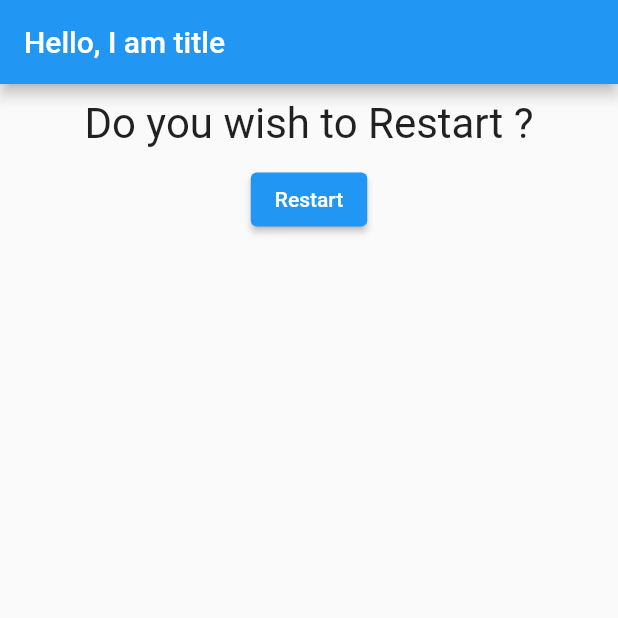
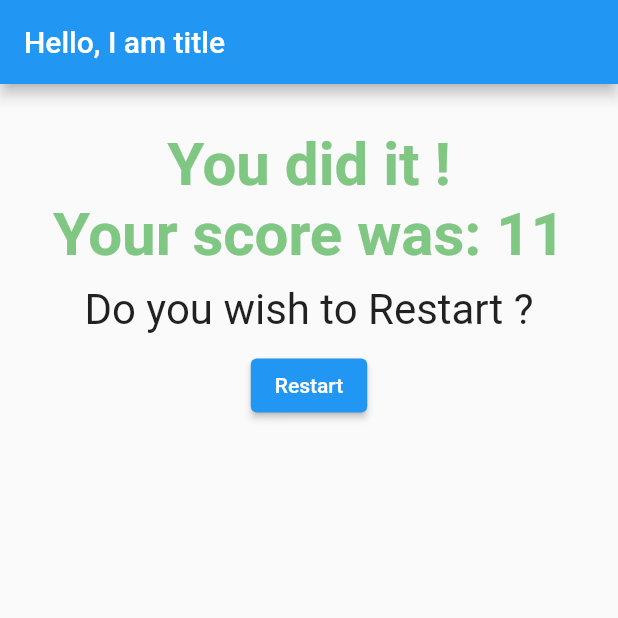
Before and after one commit to CristiPV/bookish-train, a Flutter app: the screen it shows after launch, after a tap on "< 18", after a tap on "Garry", on a phone screen of 412 x 824 dp, the top half of it. Run offline on Flutter 3.47's test engine with Material 2 defaults, Android fonts, the phone set to English and light mode, and no system bars; missing offline and left inert: dart:ffi.

Commit message:
Integrate score system

```diff
--- a/flutter_guide/lib/answer.dart
+++ b/flutter_guide/lib/answer.dart
@@ -1,10 +1,15 @@
+import 'dart:ffi';
+
 import 'package:flutter/material.dart';
 
 class Answer extends StatelessWidget {
   final String answerText;
   final VoidCallback answerCallback;
 
-  Answer(this.answerText, this.answerCallback);
+  Answer({
+    required this.answerText,
+    required this.answerCallback,
+  });
 
   @override
   Widget build(BuildContext context) {
--- a/flutter_guide/lib/main.dart
+++ b/flutter_guide/lib/main.dart
@@ -1,7 +1,7 @@
 import 'package:flutter/material.dart';
 
 import './quiz.dart';
-import './restart.dart';
+import './result.dart';
 
 // void main() {
 //   runApp(MyApp());
@@ -17,20 +17,31 @@ class MyApp extends StatefulWidget {
 }
 
 class _MyAppState extends State<MyApp> {
-  final questions = const [
+  final _questions = const [
     {
       "questionText": "Hello, what is age ?",
-      "answers": ["< 18", 18, "> 18", "I have no idea"],
+      "answers": [
+        {"text": "< 18", "score": 1},
+        {"text": 18, "score": 10},
+        {"text": "> 18", "score": 15},
+        {"text": "I have no idea", "score": 100},
+      ],
     },
     {
       "questionText": "Name, what is ?",
-      "answers": ["I was not given any name", "Garry", "Barry", "What ?"],
+      "answers": [
+        {"text": "I was not given any name", "score": 100},
+        {"text": "Garry", "score": 10},
+        {"text": "Barry", "score": 20},
+      ],
     },
   ];
 
   var _questionIndex = 0;
+  var _score = 0;
 
-  void _answerQuestion() {
+  void _answerQuestion(int answerScore) {
+    _score += answerScore;
     setState(() => _questionIndex++);
     print("Answer chosen!");
   }
@@ -42,10 +53,18 @@ class _MyAppState extends State<MyApp> {
         appBar: AppBar(
           title: Text("Hello, I am title"),
         ),
-        body: _questionIndex < questions.length
-            ? Quiz(questions[_questionIndex]["questionText"] as String,
-                questions[_questionIndex]["answers"] as List, _answerQuestion)
-            : Restart(() => setState(() => _questionIndex = 0)),
+        body: _questionIndex < _questions.length
+            ? Quiz(
+                question: _questions[_questionIndex]["questionText"] as String,
+                answers: _questions[_questionIndex]["answers"] as List<Map<String, Object>>,
+                answerCallback: _answerQuestion)
+            : Result(
+                score: _score,
+                restartCallback: () {
+                  _score = 0;
+                  setState(() => _questionIndex = 0);
+                },
+              ),
       ),
     );
   }
--- a/flutter_guide/lib/quiz.dart
+++ b/flutter_guide/lib/quiz.dart
@@ -6,9 +6,13 @@ import './answer.dart';
 class Quiz extends StatelessWidget {
   final String question;
   final List answers;
-  final VoidCallback answerCallback;
+  final Function answerCallback;
 
-  Quiz(this.question, this.answers, this.answerCallback);
+  Quiz({
+    required this.question,
+    required this.answers,
+    required this.answerCallback,
+  });
 
   @override
   Widget build(BuildContext context) {
@@ -16,7 +20,10 @@ class Quiz extends StatelessWidget {
       children: [
         Question(question),
         ...answers.map((answer) {
-          return Answer(answer.toString(), answerCallback);
+          return Answer(
+            answerText: answer["text"].toString(),
+            answerCallback: () => answerCallback(answer["score"]),
+          );
         }).toList(),
       ],
     );
--- /dev/null
+++ b/flutter_guide/lib/result.dart
@@ -0,0 +1,39 @@
+import 'package:flutter/material.dart';
+
+import './restart.dart';
+
+class Result extends StatelessWidget {
+  final VoidCallback restartCallback;
+  final int score;
+
+  Result({required this.score, required this.restartCallback});
+
+  String get resultPhrase {
+    var resultText = "You did it !\nYour score was: ${score}";
+    if (score > 100) {
+      resultText = "Amazing !\nYour score was: ${score}";
+    }
+    return resultText;
+  }
+
+  @override
+  Widget build(BuildContext context) {
+    return Container(
+      margin: EdgeInsets.fromLTRB(0, 30, 0, 15),
+      child: Column(
+        children: [
+          Text(
+            resultPhrase,
+            style: TextStyle(
+              color: Colors.green[300],
+              fontSize: 40,
+              fontWeight: FontWeight.bold,
+            ),
+            textAlign: TextAlign.center,
+          ),
+          Restart(restartCallback),
+        ],
+      ),
+    );
+  }
+}
```
